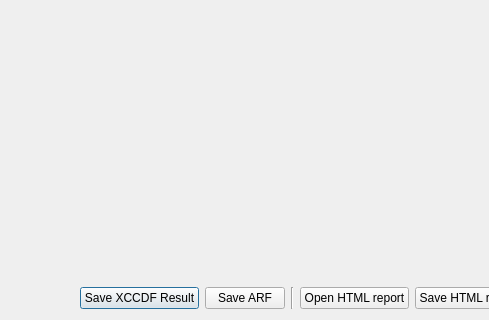
OpenSCAP/scap-workbench, file ui/ResultViewer.ui: the form before one commit; both pictures show x 322 to 811 and y 360 to 680 of the 950 by 680 pixel window.
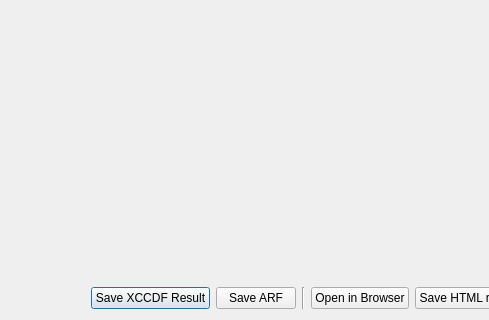
The form after the commit.

Commit message: Relabeled 'Open HTML report' to 'Open in Browser', added a tooltip

```diff
--- a/ui/ResultViewer.ui
+++ b/ui/ResultViewer.ui
@@ -69,7 +69,7 @@
       <item>
        <widget class="QPushButton" name="openReportButton">
         <property name="text">
-         <string>Open HTML report</string>
+         <string>Open in Browser</string>
         </property>
        </widget>
       </item>
```
Left out of the diff: 3 changed lines with no effect on the pictures.
